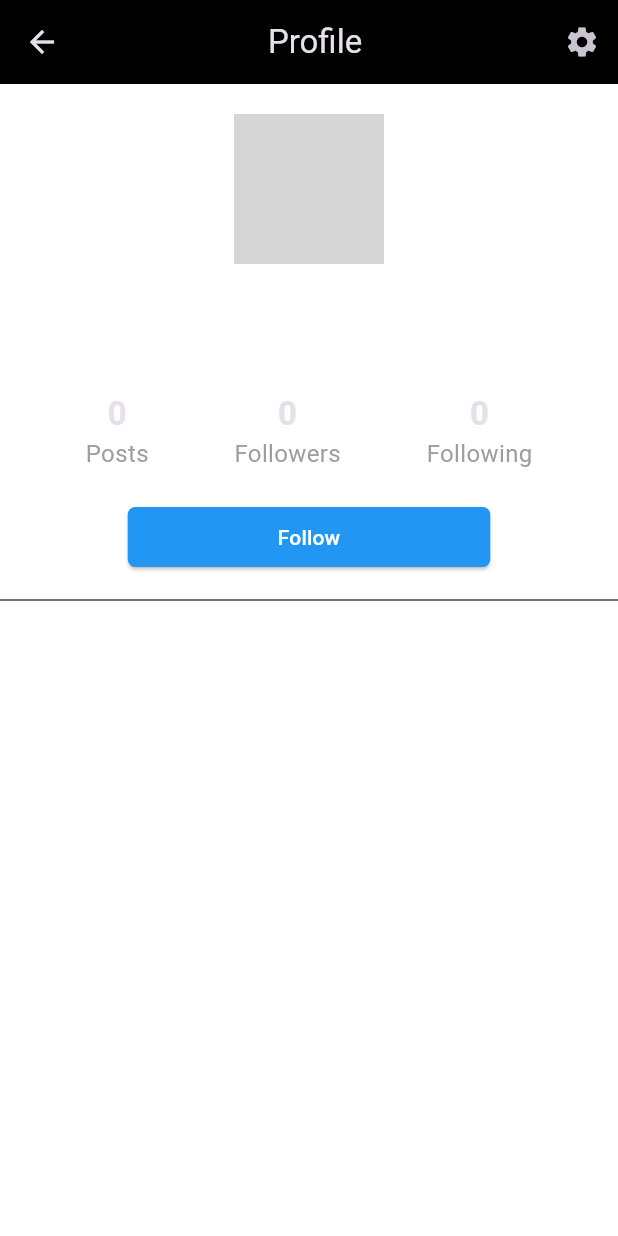
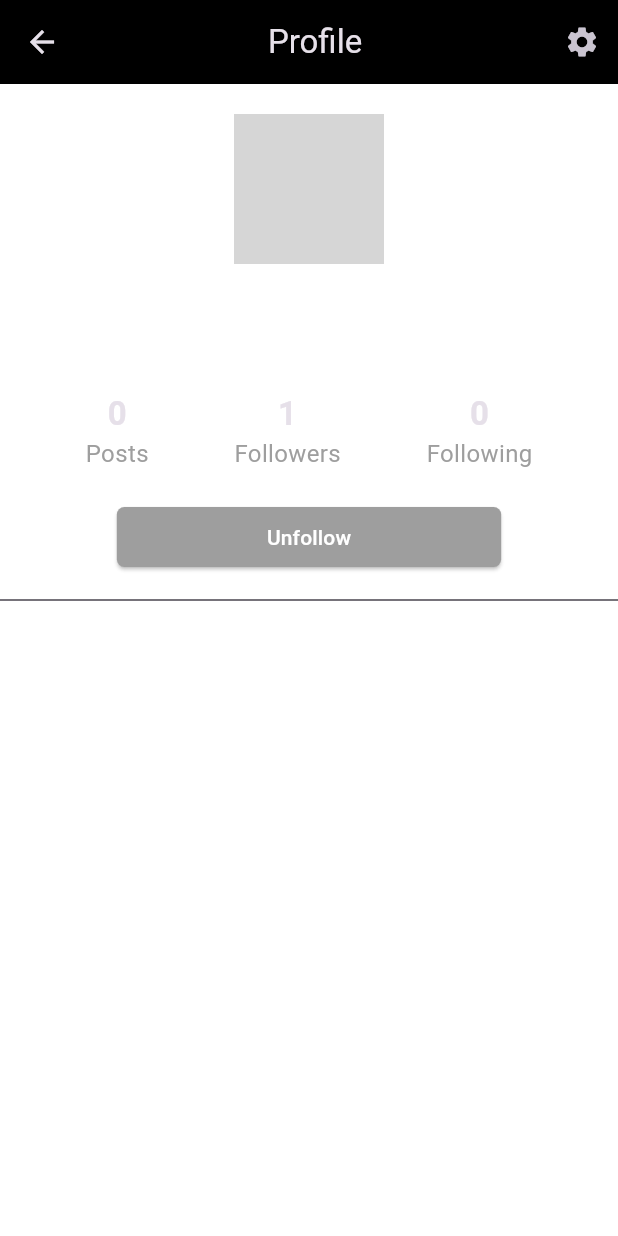
Before and after one commit to abir739/Instagram-Clone, a Flutter app: the UsersProfilePage screen opened directly with empty values, after a tap on "Follow", on a phone screen of 412 x 824 dp. Run offline on Flutter 3.47's test engine with Material 3 defaults, Android fonts, the phone set to English and light mode, and no system bars; our stand-ins replace cloud_firestore, curved_navigation_bar, firebase_auth, firebase_core, firebase_storage, flutter_svg and 1 more; accounts and stored records are empty; network calls fail; grey boxes are pictures that could not be loaded.

Commit message:
unfollow and follow users

```diff
--- a/lib/screens/profile_Page.dart
+++ b/lib/screens/profile_Page.dart
@@ -39,7 +39,9 @@ class _ProfilePageState extends State<ProfilePage> {
       posts = postSnap.docs.length;
 
       setState(() {});
-    } catch (e) {}
+    } catch (e) {
+      print(e.toString());
+    }
   }
 
   @override
--- a/lib/screens/user_profile._page.dart
+++ b/lib/screens/user_profile._page.dart
@@ -1,3 +1,4 @@
+import 'package:firebase_auth/firebase_auth.dart';
 import 'package:flutter/material.dart';
 import 'package:cloud_firestore/cloud_firestore.dart';
 import 'package:instagram_clone/models/userModel.dart';
@@ -39,6 +40,64 @@ class _ProfilePageState extends State<UsersProfilePage> {
 
       setState(() {});
     } catch (e) {}
+  }
+
+  Future<void> follow(String uid, String followid) async {
+    try {
+      DocumentSnapshot snap =
+          await FirebaseFirestore.instance.collection('users').doc(uid).get();
+      List followings = (snap.data()! as dynamic)['following'];
+
+      if (followings.contains(followid)) {
+        await FirebaseFirestore.instance
+            .collection('users')
+            .doc(followid)
+            .update({
+          'followers': FieldValue.arrayRemove([uid])
+        });
+
+        await FirebaseFirestore.instance.collection('users').doc(uid).update({
+          'following': FieldValue.arrayRemove([uid])
+        });
+      } else {
+        await FirebaseFirestore.instance
+            .collection('users')
+            .doc(followid)
+            .update({
+          'followers': FieldValue.arrayUnion([uid])
+        });
+
+        await FirebaseFirestore.instance.collection('users').doc(uid).update({
+          'following': FieldValue.arrayUnion([uid])
+        });
+        setState(() {
+          isFollowing = true;
+        });
+      }
+    } catch (e) {
+      print(e.toString());
+    }
+  }
+
+  Future<void> unfollow(String uid, String unfollowId) async {
+    try {
+      await FirebaseFirestore.instance.collection('users').doc(uid).update({
+        'followers': FieldValue.arrayRemove([unfollowId])
+      });
+
+      await FirebaseFirestore.instance
+          .collection('users')
+          .doc(unfollowId)
+          .update({
+        'following': FieldValue.arrayRemove([uid])
+      });
+
+      setState(() {
+        isFollowing = false;
+      });
+    } catch (e) {
+      print(e.toString());
+    }
   }
 
   @override
@@ -94,20 +153,47 @@ class _ProfilePageState extends State<UsersProfilePage> {
               ],
             ),
             const SizedBox(height: 20),
-            ElevatedButton(
-              onPressed: () {
-                // Follow/Unfollow logic
+            isFollowing
+                ? ElevatedButton(
+                    onPressed: () async {
+                      // Follow logic
+                      await follow(FirebaseAuth.instance.currentUser!.uid,
+                          widget.user.uid);
+                      setState(() {
+                        isFollowing = false;
+                        widget.user.followers.length--;
+                      });
                     },
-              child: Text(isFollowing ? 'Unfollow' : 'Follow'),
                     style: ElevatedButton.styleFrom(
-                primary: isFollowing ? Colors.grey : Colors.blue,
-                onPrimary: Colors.white,
+                      foregroundColor: Colors.white,
+                      backgroundColor: Colors.grey,
                       shape: RoundedRectangleBorder(
                         borderRadius: BorderRadius.circular(5),
                       ),
-                padding:
-                    const EdgeInsets.symmetric(horizontal: 100, vertical: 10),
+                      padding: const EdgeInsets.symmetric(
+                          horizontal: 100, vertical: 10),
                     ),
+                    child: const Text('Unfollow'),
+                  )
+                : ElevatedButton(
+                    onPressed: () async {
+                      await follow(FirebaseAuth.instance.currentUser!.uid,
+                          widget.user.uid);
+                      setState(() {
+                        isFollowing = true;
+                        widget.user.followers.length++;
+                      });
+                    },
+                    style: ElevatedButton.styleFrom(
+                      foregroundColor: Colors.white,
+                      backgroundColor: Colors.blue,
+                      shape: RoundedRectangleBorder(
+                        borderRadius: BorderRadius.circular(5),
+                      ),
+                      padding: const EdgeInsets.symmetric(
+                          horizontal: 100, vertical: 10),
+                    ),
+                    child: Text('Follow'),
                   ),
             const SizedBox(height: 10),
             const Divider(),
```
Lines whose indentation alone changed are shown as unchanged.
